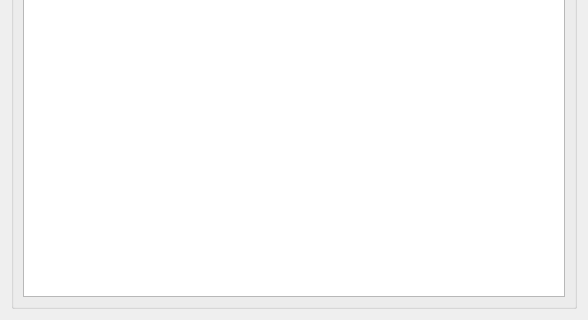
Above: Client/qtTeamTalk/onlineusers.ui from BearWare/TeamTalk5 before the change; both pictures show x 0 to 588 and y 297 to 617 of the 588 by 617 pixel window. Below: the same form after it.
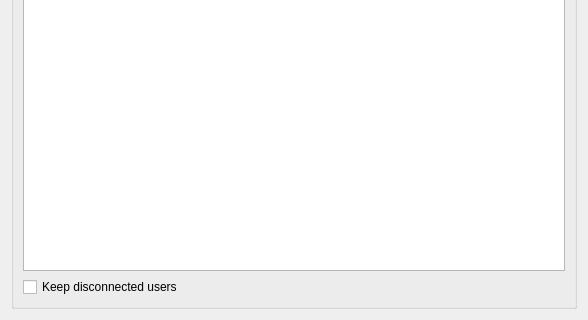
That is the form after the change.

Commit message:
Qt keep disconnected (#1044) Fixed #1033
* Checkbox added to GUI

* Set User.nUserID to -1 if disconnected

* Update change log

Patch:
```diff
--- a/Client/qtTeamTalk/onlineusers.ui
+++ b/Client/qtTeamTalk/onlineusers.ui
@@ -48,6 +48,13 @@
         </property>
        </widget>
       </item>
+      <item>
+       <widget class="QCheckBox" name="keepDisconnectedUsersCheckBox">
+        <property name="text">
+         <string>Keep disconnected users</string>
+        </property>
+       </widget>
+      </item>
      </layout>
     </widget>
    </item>
```
The commit also changes 6 other files.
